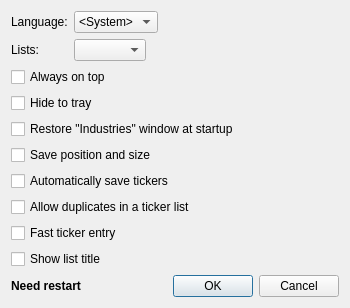
Old version of the form options.ui in the repository HappySeaFox/tht.
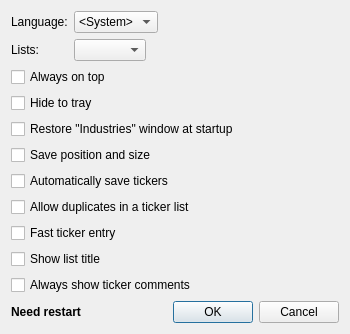
New version of the form. Icons and pictures are not drawn.

Commit message: Added option to always show ticker comments. Fix tooltips

The edit to the form file:
```diff
--- a/options.ui
+++ b/options.ui
@@ -7,13 +7,20 @@
     <x>0</x>
     <y>0</y>
     <width>350</width>
-    <height>292</height>
+    <height>310</height>
    </rect>
   </property>
   <property name="windowTitle">
    <string>Options</string>
   </property>
   <layout class="QGridLayout" name="gridLayout_3">
+   <item row="6" column="0" colspan="3">
+    <widget class="QCheckBox" name="checkHeader">
+     <property name="text">
+      <string>Show list title</string>
+     </property>
+    </widget>
+   </item>
    <item row="0" column="0" colspan="3">
     <layout class="QGridLayout" name="gridLayout_2">
      <item row="0" column="0">
@@ -123,7 +130,7 @@
      </property>
     </widget>
    </item>
-   <item row="7" column="0">
+   <item row="8" column="0">
     <spacer name="verticalSpacer">
      <property name="orientation">
       <enum>Qt::Vertical</enum>
@@ -136,7 +143,37 @@
      </property>
     </spacer>
    </item>
-   <item row="8" column="0">
+   <item row="9" column="2">
+    <widget class="QDialogButtonBox" name="buttonBox">
+     <property name="orientation">
+      <enum>Qt::Horizontal</enum>
+     </property>
+     <property name="standardButtons">
+      <set>QDialogButtonBox::Cancel|QDialogButtonBox::Ok</set>
+     </property>
+    </widget>
+   </item>
+   <item row="5" column="0" colspan="3">
+    <widget class="QCheckBox" name="checkMini">
+     <property name="text">
+      <string>Fast ticker entry</string>
+     </property>
+    </widget>
+   </item>
+   <item row="9" column="1">
+    <spacer name="horizontalSpacer">
+     <property name="orientation">
+      <enum>Qt::Horizontal</enum>
+     </property>
+     <property name="sizeHint" stdset="0">
+      <size>
+       <width>0</width>
+       <height>20</height>
+      </size>
+     </property>
+    </spacer>
+   </item>
+   <item row="9" column="0">
     <widget class="QLabel" name="labelRestart">
      <property name="font">
       <font>
@@ -149,40 +186,10 @@
      </property>
     </widget>
    </item>
-   <item row="8" column="1">
-    <spacer name="horizontalSpacer">
-     <property name="orientation">
-      <enum>Qt::Horizontal</enum>
-     </property>
-     <property name="sizeHint" stdset="0">
-      <size>
-       <width>0</width>
-       <height>20</height>
-      </size>
-     </property>
-    </spacer>
-   </item>
-   <item row="8" column="2">
-    <widget class="QDialogButtonBox" name="buttonBox">
-     <property name="orientation">
-      <enum>Qt::Horizontal</enum>
-     </property>
-     <property name="standardButtons">
-      <set>QDialogButtonBox::Cancel|QDialogButtonBox::Ok</set>
-     </property>
-    </widget>
-   </item>
-   <item row="5" column="0" colspan="3">
-    <widget class="QCheckBox" name="checkMini">
+   <item row="7" column="0" colspan="3">
+    <widget class="QCheckBox" name="checkComments">
      <property name="text">
-      <string>Fast ticker entry</string>
-     </property>
-    </widget>
-   </item>
-   <item row="6" column="0" colspan="3">
-    <widget class="QCheckBox" name="checkHeader">
-     <property name="text">
-      <string>Show list title</string>
+      <string>Always show ticker comments</string>
      </property>
     </widget>
    </item>
```
Left out of the diff: 1 changed line with no effect on the pictures. The commit also changes 10 other files.
